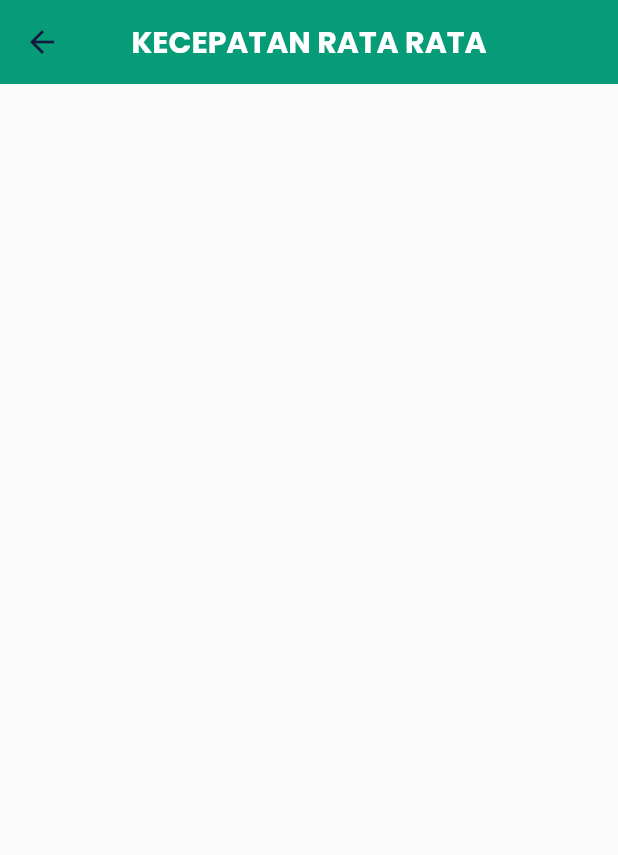
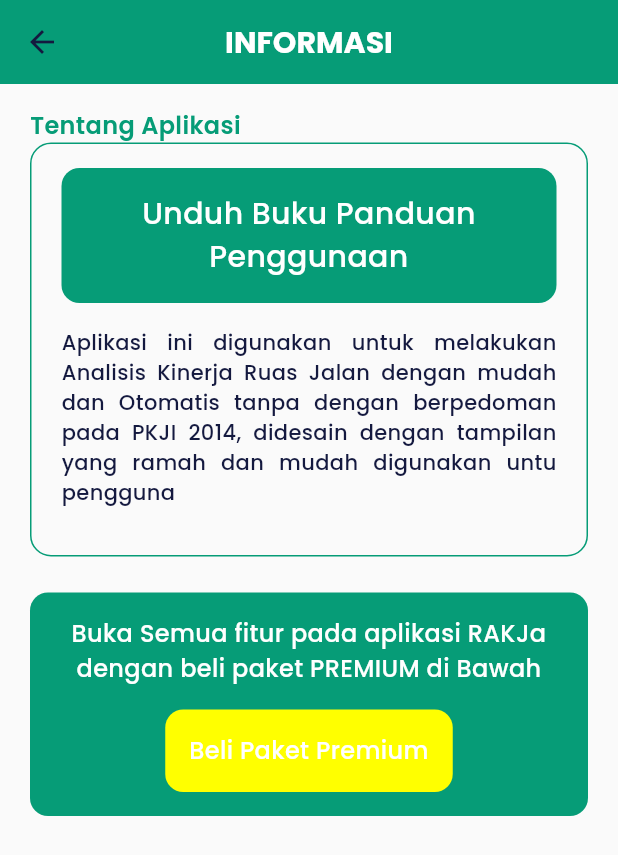
Before and after one commit to hafizzibrahim/RakjaOk, a Flutter app: the InformasiPage screen opened directly, on a phone screen of 412 x 824 dp. Shown: the top 855 px of the screen. Run offline on Flutter 3.47's test engine with Material 3 defaults, Android fonts, the light colour scheme and no system bars; our stand-ins replace curved_navigation_bar, google_fonts.

Commit message:
update layout

```diff
--- a/lib/page/informasi_page.dart
+++ b/lib/page/informasi_page.dart
@@ -8,7 +8,60 @@
     return Scaffold(
       appBar: AppBar(
         backgroundColor: greenColor,
-        title: Text('KECEPATAN RATA RATA', style: whiteTextStyle.copyWith(fontWeight: bold, fontSize: 20),),
+        title: Text('INFORMASI', style: whiteTextStyle.copyWith(fontWeight: bold, fontSize: 20),),
+      ),
+      body: ListView(
+        padding: EdgeInsets.symmetric(horizontal: 20, vertical: 16),
+        children: [
+          Text('Tentang Aplikasi', style: greenTextStyle.copyWith(fontWeight: semiBold, fontSize: 16),),
+          Container(
+            padding: EdgeInsets.symmetric(horizontal: 20, vertical: 16),
+            decoration: BoxDecoration(
+              borderRadius: BorderRadius.circular(14),
+              border: Border.all(color: greenColor),
+            ),
+            child: Column(
+              children: [
+                Container(
+                  padding: EdgeInsets.symmetric(horizontal: 20, vertical: 16),
+                  decoration: BoxDecoration(
+                    borderRadius: BorderRadius.circular(12),
+                    color: greenColor,
+                  ),
+                  child: Text('Unduh Buku Panduan Penggunaan', style: whiteTextStyle.copyWith(fontSize: 20, fontWeight: medium),textAlign: TextAlign.center,),
+                ),
+                SizedBox(height: 16,),
+                Text('Aplikasi ini digunakan untuk melakukan Analisis Kinerja '
+                    'Ruas Jalan dengan mudah dan Otomatis tanpa dengan berpedoman '
+                    'pada PKJI 2014, didesain dengan tampilan yang ramah dan mudah '
+                    'digunakan untu pengguna', style: blackTextStyle.copyWith(fontWeight: medium, fontSize: 14), textAlign: TextAlign.justify,),
+                SizedBox(height: 16,),
+              ],
+            ),
+          ),
+          SizedBox(height: 24,),
+          Container(
+            padding: EdgeInsets.all(16),
+            decoration: BoxDecoration(
+              borderRadius: BorderRadius.circular(12),
+              color: greenColor,
+            ),
+            child: Column(
+              children: [
+                Text('Buka Semua fitur pada aplikasi RAKJa dengan beli paket PREMIUM di Bawah', style: whiteTextStyle.copyWith(fontSize: 16, fontWeight: medium),textAlign: TextAlign.center,),
+                SizedBox(height: 16,),
+                Container(
+                  padding: EdgeInsets.all(16),
+                  decoration: BoxDecoration(
+                    borderRadius: BorderRadius.circular(12),
+                    color: Colors.yellowAccent,
+                  ),
+                  child: Text('Beli Paket Premium', style: whiteTextStyle.copyWith(fontSize: 16, fontWeight: medium),textAlign: TextAlign.center,),
+                ),
+              ],
+            ),
+          ),
+        ],
       ),
     );
   }
```
